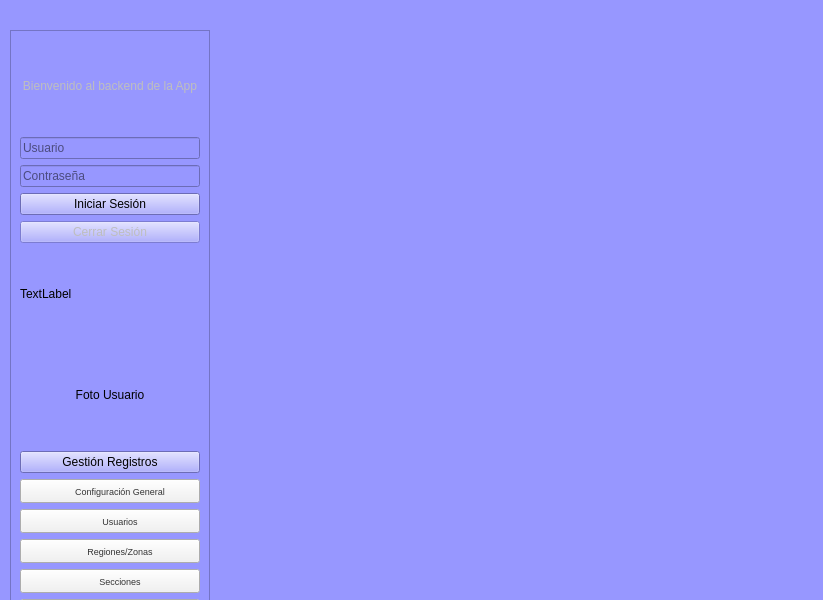
Before: the Qt Designer form interfaz/ventana_principal.ui in Fernandopagliari/turismo-backend, drawn with Qt 5.
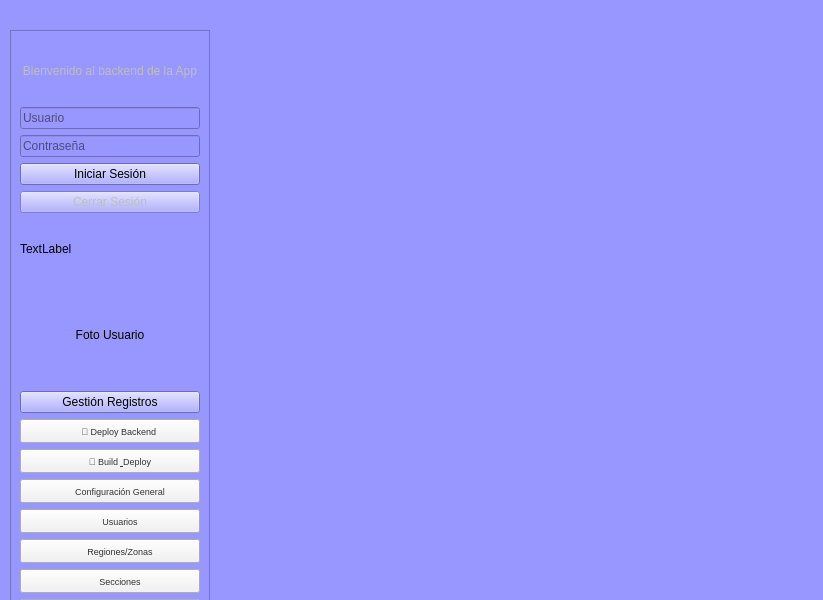
After: the same form once the commit is applied. Icons and pictures are not drawn.

Commit message: Deploy automático: API + Assets + Railway - 2025-10-07 23:37

What changed in the file:
```diff
--- a/interfaz/ventana_principal.ui
+++ b/interfaz/ventana_principal.ui
@@ -157,6 +157,62 @@
        </property>
       </widget>
      </item>
+     <item>
+      <widget class="QPushButton" name="btnBackendDeploy">
+       <property name="minimumSize">
+        <size>
+         <width>0</width>
+         <height>24</height>
+        </size>
+       </property>
+       <property name="maximumSize">
+        <size>
+         <width>16777215</width>
+         <height>24</height>
+        </size>
+       </property>
+       <property name="cursor">
+        <cursorShape>PointingHandCursor</cursorShape>
+       </property>
+       <property name="styleSheet">
+        <string notr="true">font-size: 7pt;
+padding-left: 20px;
+background-color: #f2f2f2;
+color: #333;</string>
+       </property>
+       <property name="text">
+        <string>🔧 Deploy Backend </string>
+       </property>
+      </widget>
+     </item>
+     <item>
+      <widget class="QPushButton" name="btnBuildDeploy">
+       <property name="minimumSize">
+        <size>
+         <width>0</width>
+         <height>24</height>
+        </size>
+       </property>
+       <property name="maximumSize">
+        <size>
+         <width>16777215</width>
+         <height>24</height>
+        </size>
+       </property>
+       <property name="cursor">
+        <cursorShape>PointingHandCursor</cursorShape>
+       </property>
+       <property name="styleSheet">
+        <string notr="true">font-size: 7pt;
+padding-left: 20px;
+background-color: #f2f2f2;
+color: #333;</string>
+       </property>
+       <property name="text">
+        <string>🚀 Build &amp; Deploy</string>
+       </property>
+      </widget>
+     </item>
      <item>
       <widget class="QPushButton" name="btnConfiguracion">
        <property name="minimumSize">
```
The commit also changes 181 other files.
